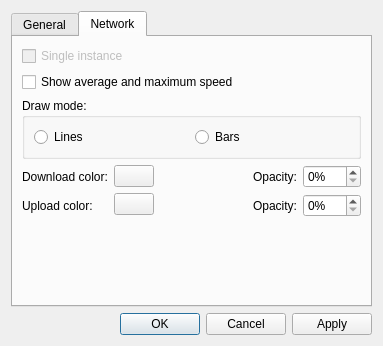
First picture: the form in settings_dialog.ui, repository MarioUnoDueTreQuattro/QMonitor, before the edit.
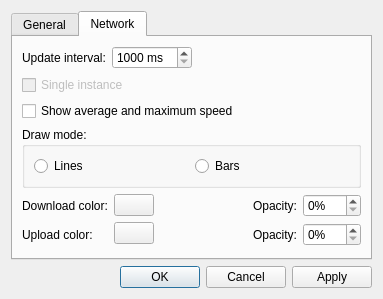
Second picture: the form after the edit. Custom widgets are drawn as their Qt base class.

```diff
--- a/settings_dialog.ui
+++ b/settings_dialog.ui
@@ -7,13 +7,13 @@
     <x>0</x>
     <y>0</y>
     <width>371</width>
-    <height>346</height>
+    <height>299</height>
    </rect>
   </property>
   <property name="windowTitle">
    <string>Dialog</string>
   </property>
-  <layout class="QVBoxLayout" name="verticalLayout_4">
+  <layout class="QVBoxLayout" name="verticalLayout_9">
    <item>
     <widget class="QTabWidget" name="tabWidget">
      <property name="currentIndex">
@@ -214,7 +214,47 @@
       <attribute name="title">
        <string>Network</string>
       </attribute>
-      <layout class="QVBoxLayout" name="verticalLayout_9">
+      <layout class="QVBoxLayout" name="verticalLayout_4">
+       <item>
+        <layout class="QHBoxLayout" name="horizontalLayout_4">
+         <item>
+          <widget class="QLabel" name="label_7">
+           <property name="text">
+            <string>Update interval:</string>
+           </property>
+          </widget>
+         </item>
+         <item>
+          <widget class="QSpinBox" name="spinBoxInterval">
+           <property name="suffix">
+            <string> ms</string>
+           </property>
+           <property name="minimum">
+            <number>1000</number>
+           </property>
+           <property name="maximum">
+            <number>10000</number>
+           </property>
+           <property name="singleStep">
+            <number>500</number>
+           </property>
+          </widget>
+         </item>
+         <item>
+          <spacer name="horizontalSpacer_9">
+           <property name="orientation">
+            <enum>Qt::Orientation::Horizontal</enum>
+           </property>
+           <property name="sizeHint" stdset="0">
+            <size>
+             <width>40</width>
+             <height>20</height>
+            </size>
+           </property>
+          </spacer>
+         </item>
+        </layout>
+       </item>
        <item>
         <widget class="QCheckBox" name="checkSingleInstance">
          <property name="enabled">
@@ -406,7 +446,7 @@
          <property name="sizeHint" stdset="0">
           <size>
            <width>20</width>
-           <height>40</height>
+           <height>20</height>
           </size>
          </property>
         </spacer>
```
